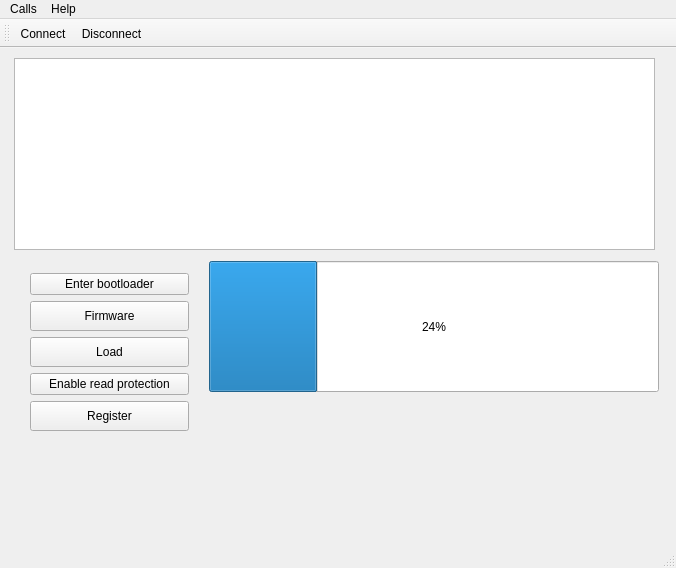
Before: the Qt Designer form mainwindow.ui in IMProject/IMFlasher, drawn with Qt 5.
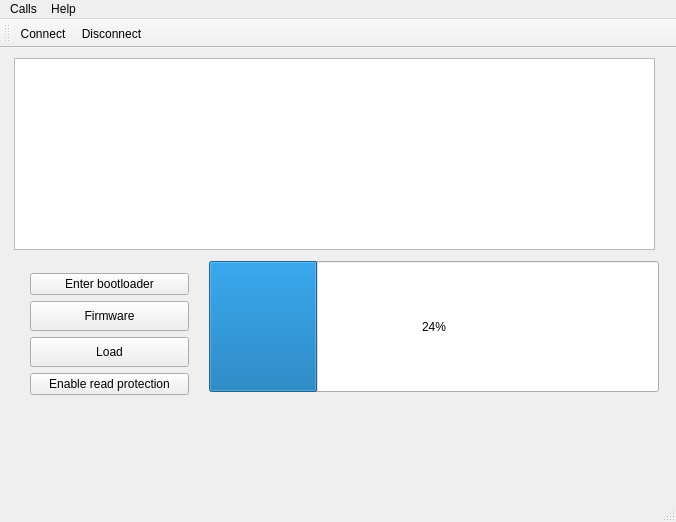
After: the same form once the commit is applied. Icons and pictures are not drawn.

Commit message: Remove register button

Diff of the .ui file:
```diff
--- a/mainwindow.ui
+++ b/mainwindow.ui
@@ -7,7 +7,7 @@
     <x>0</x>
     <y>0</y>
     <width>676</width>
-    <height>568</height>
+    <height>522</height>
    </rect>
   </property>
   <property name="windowTitle">
@@ -55,7 +55,7 @@
       <x>19</x>
       <y>214</y>
       <width>181</width>
-      <height>270</height>
+      <height>211</height>
      </rect>
     </property>
     <layout class="QVBoxLayout" name="verticalLayout">
@@ -111,19 +111,6 @@
        </property>
       </widget>
      </item>
-     <item>
-      <widget class="QPushButton" name="registerButton">
-       <property name="minimumSize">
-        <size>
-         <width>130</width>
-         <height>30</height>
-        </size>
-       </property>
-       <property name="text">
-        <string>Register</string>
-       </property>
-      </widget>
-     </item>
      <item>
       <widget class="QLabel" name="statusLabel">
        <property name="text">
```
Left out of the diff: 2 changed lines with no effect on the pictures. The commit also changes 3 other files.
